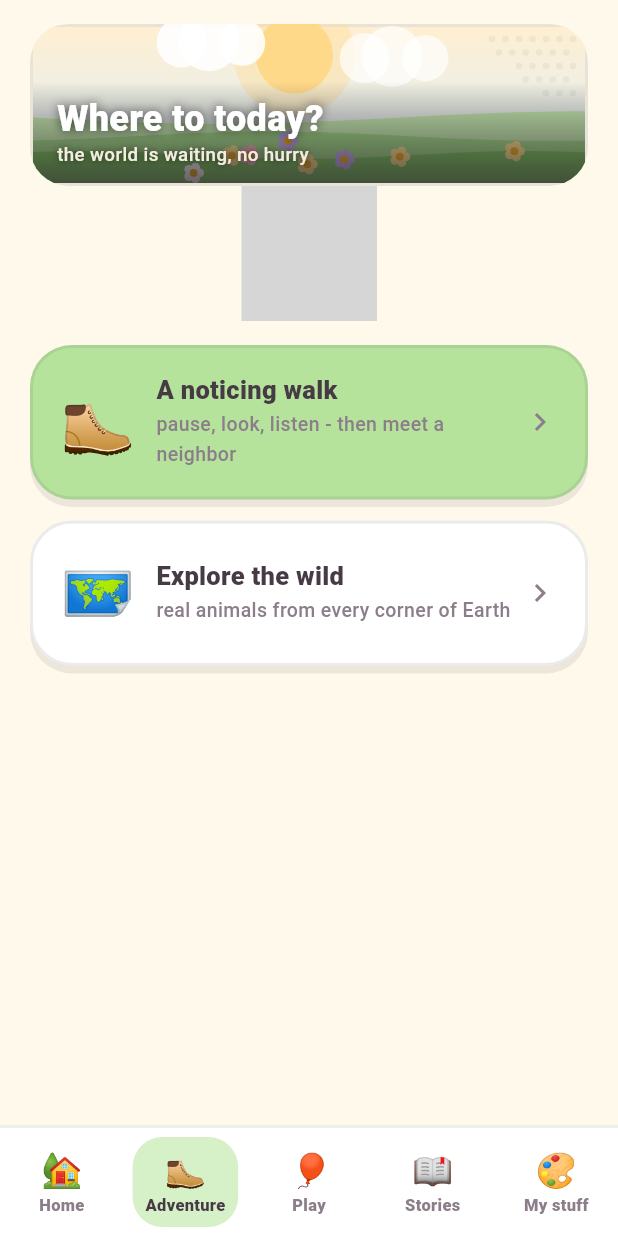
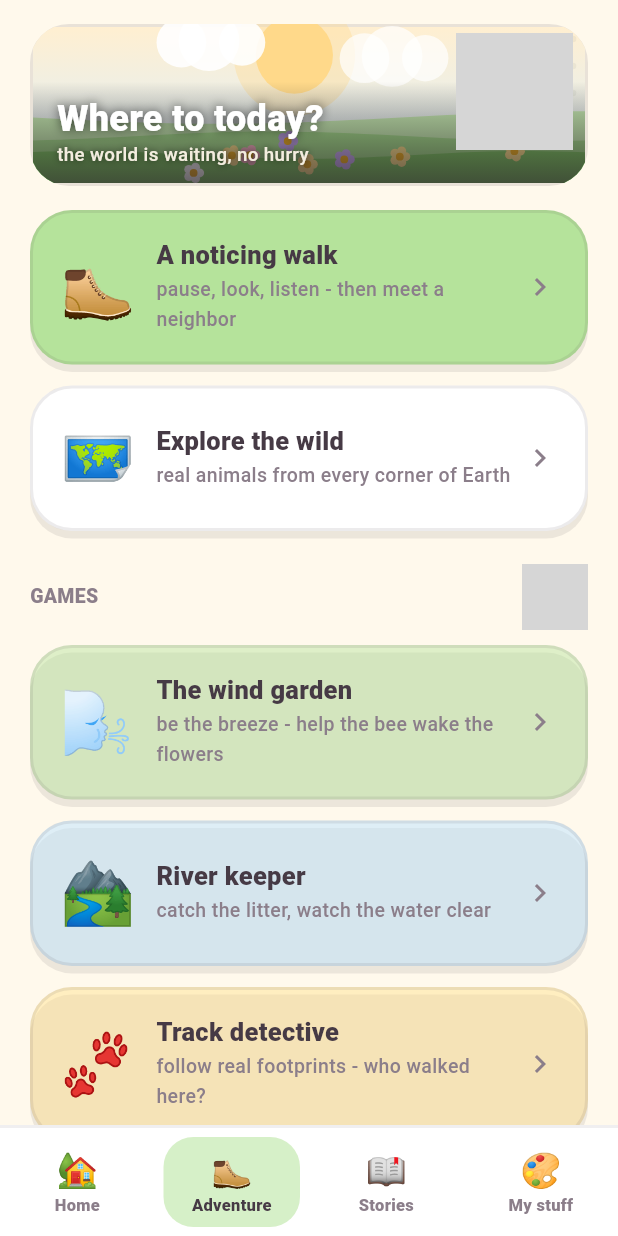
Before and after one commit to Yakir-ash/hopeling, a Flutter app: the KidsHome screen opened directly with empty values, item 2 of the bottom bar chosen, on a phone screen of 412 x 824 dp. Run offline on Flutter 3.47's test engine with Material 3 defaults, Android fonts, the phone set to English and light mode, and no system bars; our stand-ins replace cached_network_image, flutter_cache_manager, flutter_local_notifications, flutter_tts, lottie, shared_preferences and 2 more; accounts and stored records are empty; network calls fail; grey boxes are pictures that could not be loaded.

Commit message:
The critique pass, implemented: the product tightens instead of growing. Hopeling Kids loses a room and gains strength - Play merges into Adventure (games ARE adventures), the nav returns to four true rooms, and the duplicated doors are gone; the room welcome animations stop floating under headers like dropped stickers and compose INTO the painted scenes (right-aligned in the sky of each header); the Home TODAY cards shed their adult white for berry, leaf and sun tints - no more grown-up DNA leaking into the candy world. On the adult side, the app's biggest emotional failure is repaired: completing the daily action - the entire point of Hopeling - used to end in a snackbar; now the grove answers, a golden breath of light washing over the whole sky for a moment before settling (still under reduced motion). And the Act tab, the weakest surface in the product, gets the living sky at its head - the rule going forward: no important surface without sky or scenery

```diff
--- a/app/lib/core/kid_theme.dart
+++ b/app/lib/core/kid_theme.dart
@@ -24,7 +24,7 @@ const kidInk = Color(0xFF463A45); // softer than adult ink, never harsh
 const kidInkLight = Color(0xFF8B7E8A);
 
 /// Room colors: each room has its own weather.
-const kidRoomColors = [kidSky, kidLeaf, kidCoral, kidSun, kidBerry];
+const kidRoomColors = [kidSky, kidLeaf, kidSun, kidBerry];
 
 /// The guide's one daily thought - pure wonder, never a summons.
 /// The guide is a companion, not a mascot with an agenda: it never
--- a/app/lib/features/kids/kids_screen.dart
+++ b/app/lib/features/kids/kids_screen.dart
@@ -579,8 +579,7 @@ class _KidsHomeState extends State<KidsHome> {
           child: switch (room) {
             0 => _homeRoom(k, g),
             1 => _adventureRoom(k),
-            2 => _playRoom(k),
-            3 => _storiesRoom(k),
+            2 => _storiesRoom(k),
             _ => _stuffRoom(k, g),
           },
         ),
@@ -595,7 +594,6 @@ class _KidsHomeState extends State<KidsHome> {
     const rooms = [
       ('🏡', 'Home'),
       ('🥾', 'Adventure'),
-      ('🎈', 'Play'),
       ('📖', 'Stories'),
       ('🎨', 'My stuff'),
     ];
@@ -707,7 +705,8 @@ class _KidsHomeState extends State<KidsHome> {
   /// A painted world-strip for a room's header - the same scenery
   /// engine the comics use, so the whole app is one picture book.
   Widget _roomHeader(
-      String title, String sub, ComicScene scene, int seed) {
+      String title, String sub, ComicScene scene, int seed,
+      {String? slot}) {
     return Container(
       height: 108,
       clipBehavior: Clip.antiAlias,
@@ -729,6 +728,14 @@ class _KidsHomeState extends State<KidsHome> {
             ),
           ),
         ),
+        if (slot != null)
+          Positioned(
+            right: 8,
+            top: 4,
+            child: KidLottie(
+                slot: slot,
+                size: 78,
+                fallback: const SizedBox.shrink())),
         Positioned(
           left: 16,
           bottom: 10,
@@ -872,16 +879,19 @@ class _KidsHomeState extends State<KidsHome> {
         Text('TODAY', style: kidTitle(13, color: kidInkLight)),
         const SizedBox(height: 10),
         if (story != null)
-          _roomCard('📖', 'Tonight\'s story', story.t, Colors.white,
+          _roomCard('📖', 'Tonight\'s story', story.t,
+              kidBerry.withValues(alpha: 0.35),
               footnote: k.lessonsRead.contains(story.t)
                   ? '⭐ you know this one - hear it again!'
                   : 'picked just for today',
               onTap: () => _openComic(story)),
         _roomCard('🥾', 'A noticing walk',
-            'the world is full of neighbors', Colors.white,
+            'the world is full of neighbors',
+            kidLeaf.withValues(alpha: 0.4),
             onTap: () => _openWalk(k)),
         if (act != null)
-          _roomCard('🌟', 'One small thing', act.t, Colors.white,
+          _roomCard('🌟', 'One small thing', act.t,
+              kidSun.withValues(alpha: 0.35),
               footnote: KidPolicy.supervision(act),
               onTap: () => _openAction(act)),
       ],
@@ -895,12 +905,8 @@ class _KidsHomeState extends State<KidsHome> {
       padding: const EdgeInsets.fromLTRB(20, 16, 20, 24),
       children: [
         _roomHeader('Where to today?', 'the world is waiting, no hurry',
-            ComicScene.meadow, 41),
-        Center(
-            child: KidLottie(
-                slot: 'adventure_pack',
-                size: 90,
-                fallback: const SizedBox.shrink())),
+            ComicScene.meadow, 41,
+            slot: 'adventure_pack'),
         const SizedBox(height: 16),
         _roomCard('🥾', 'A noticing walk',
             'pause, look, listen - then meet a neighbor', kidLeaf,
@@ -909,26 +915,21 @@ class _KidsHomeState extends State<KidsHome> {
             'real animals from every corner of Earth', Colors.white,
             onTap: _openExplore),
         if (act != null)
-          _roomCard('🌟', 'One small thing', act.t, Colors.white,
+          _roomCard('🌟', 'One small thing', act.t,
+              kidSun.withValues(alpha: 0.35),
               footnote: KidPolicy.supervision(act),
               onTap: () => _openAction(act)),
-      ],
-    );
-  }
-
-  // ----- room 2: play - the games meadow -----
-  Widget _playRoom(KidProfile k) {
-    return ListView(
-      padding: const EdgeInsets.fromLTRB(20, 16, 20, 24),
-      children: [
-        _roomHeader('Time to play!', 'no scores, no hurry - just the wild',
-            ComicScene.meadow, 87),
-        Center(
-            child: KidLottie(
-                slot: 'play_time',
-                size: 90,
-                fallback: const SizedBox.shrink())),
-        const SizedBox(height: 16),
+        const SizedBox(height: 8),
+        Row(children: [
+          Expanded(
+              child: Text('GAMES',
+                  style: kidTitle(13, color: kidInkLight))),
+          KidLottie(
+              slot: 'play_time',
+              size: 44,
+              fallback: const SizedBox.shrink()),
+        ]),
+        const SizedBox(height: 10),
         _roomCard('🌬', 'The wind garden',
             'be the breeze - help the bee wake the flowers',
             kidLeaf.withValues(alpha: 0.45),
@@ -948,19 +949,15 @@ class _KidsHomeState extends State<KidsHome> {
     );
   }
 
-  // ----- room 3: stories - the shelf as a bookcase -----
+  // ----- room 2: stories - the shelf as a bookcase -----
   Widget _storiesRoom(KidProfile k) {
     final stories = _kidStories;
     return ListView(
       padding: const EdgeInsets.fromLTRB(20, 16, 20, 24),
       children: [
         _roomHeader('Story time', 'every one is a little comic book',
-            ComicScene.forest, 73),
-        Center(
-            child: KidLottie(
-                slot: 'reading_time',
-                size: 90,
-                fallback: const SizedBox.shrink())),
+            ComicScene.forest, 73,
+            slot: 'reading_time'),
         const SizedBox(height: 16),
         _roomCard('🎬', 'Nature cinema', 'a little film, just for you',
             const Color(0xFFF3D9DA),
@@ -993,12 +990,8 @@ class _KidsHomeState extends State<KidsHome> {
       padding: const EdgeInsets.fromLTRB(20, 16, 20, 24),
       children: [
         _roomHeader('My stuff', 'made by you, kept by you',
-            ComicScene.river, 19),
-        Center(
-            child: KidLottie(
-                slot: 'making_art',
-                size: 90,
-                fallback: const SizedBox.shrink())),
+            ComicScene.river, 19,
+            slot: 'making_art'),
         const SizedBox(height: 16),
         _roomCard('🎨', 'Draw today\'s page', journalPrompt(),
             kidSun.withValues(alpha: 0.45),
```
Also changed, not shown: app/lib/features/act/act_screen.dart (+26 -5 lines), app/lib/features/grove/grove_screen.dart (+25 -0 lines), 1 other file.
